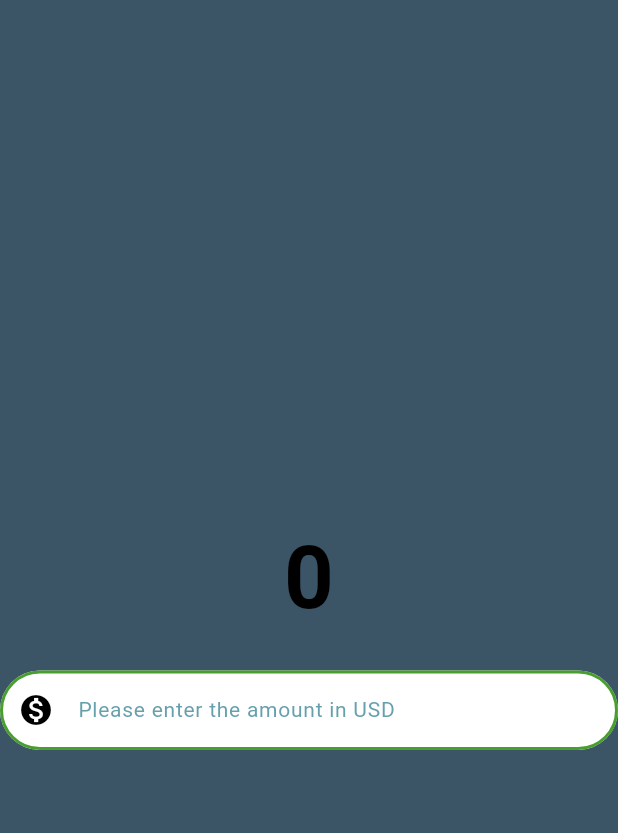
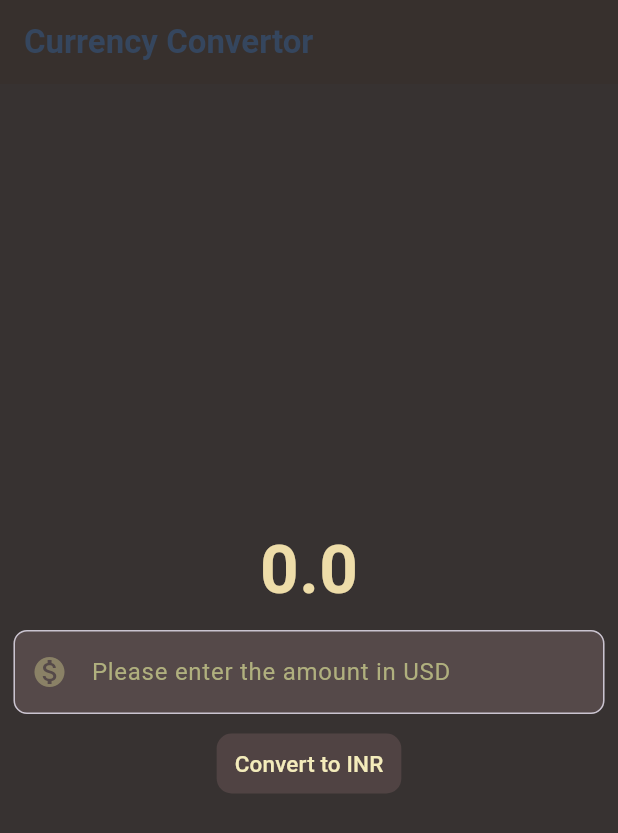
Before and after one commit to danishq/Currency_converter, a Flutter app: the screen it shows after launch, on a phone screen of 412 x 824 dp. Shown: the top 833 px of the screen. Run offline on Flutter 3.47's test engine with Material 3 defaults, Android fonts, the phone set to English and light mode, and no system bars.

Commit message:
currency Updated

```diff
--- /dev/null
+++ b/lib/currency_converter.dart
@@ -0,0 +1,102 @@
+import 'package:flutter/material.dart';
+
+class CurrencyConverter extends StatefulWidget {
+  const CurrencyConverter({super.key});
+
+  @override
+  State<CurrencyConverter> createState() => _CurrencyConverterState();
+}
+
+class _CurrencyConverterState extends State<CurrencyConverter> {
+double result = 0;
+  final TextEditingController textEditingController = TextEditingController();
+  void convert() {
+    setState(() {
+      result = double.parse(textEditingController.text) * 81;
+    });
+  }
+
+  @override
+  Widget build(BuildContext context) {
+    print('build fn');
+    var clickHere = 'Convert to INR';
+    final border = OutlineInputBorder(
+      borderRadius: BorderRadius.all(Radius.circular(9)),
+      borderSide: BorderSide(color: Colors.brown),
+    );
+    final enterField = Padding(
+      padding: const EdgeInsets.all(9.0),
+      child: TextField(
+        controller: textEditingController,
+        style: TextStyle(color: const Color.fromARGB(255, 194, 180, 140)),
+        decoration: InputDecoration(
+          label: Text(
+            'Please enter the amount in USD',
+
+            style: TextStyle(color: const Color.fromARGB(255, 176, 176, 126)),
+          ),
+          prefixIcon: Icon(Icons.monetization_on),
+          prefixIconColor: const Color.fromARGB(255, 138, 129, 102),
+          filled: true,
+          fillColor: const Color.fromARGB(255, 85, 73, 73),
+          border: border,
+          focusedBorder: border,
+        ),
+        keyboardType: TextInputType.numberWithOptions(decimal: true),
+      ),
+    );
+    final emptyButton = TextButton(
+      onPressed: () {
+        convert();
+      },
+      style: ButtonStyle(
+        backgroundColor: WidgetStatePropertyAll(
+          Color.fromARGB(255, 80, 67, 67),
+        ),
+        foregroundColor: WidgetStatePropertyAll(
+          const Color.fromARGB(255, 244, 236, 187),
+        ),
+        shape: WidgetStatePropertyAll(
+          RoundedRectangleBorder(borderRadius: BorderRadius.circular(10)),
+        ),
+      ),
+      child: Text(
+        clickHere,
+        style: TextStyle(
+          fontSize: 15,
+          //color: const Color.fromARGB(255, 211, 200, 168),
+        ),
+      ),
+      //shape: OutlinedBorder(borderRadius: BorderRadius.all(Radius.circular(30)),),
+    );
+    final textHead = Text(
+      result.toString(),
+      style: const TextStyle(
+        fontSize: 45,
+        fontWeight: FontWeight.bold,
+        color: Color.fromARGB(255, 238, 221, 169),
+      ),
+    );
+
+    return Scaffold(
+      appBar: AppBar(
+        backgroundColor: const Color.fromARGB(255, 55, 48, 45),
+        title: Text(
+          'Currency Convertor',
+          style: TextStyle(
+            fontWeight: FontWeight.bold,
+            color: const Color.fromARGB(255, 53, 70, 94),
+          ),
+        ),
+      ),
+      backgroundColor: const Color.fromARGB(255, 55, 50, 49),
+      body: Center(
+        child: Column(
+          mainAxisAlignment: MainAxisAlignment.center,
+          crossAxisAlignment: CrossAxisAlignment.center,
+          children: [textHead, enterField, emptyButton],
+        ),
+      ),
+    );
+  }
+}
--- a/lib/currency_converter_material.dart
+++ /dev/null
@@ -1,73 +0,0 @@
-import 'package:flutter/material.dart';
-
-class CurrencyConverterMaterial extends StatelessWidget {
-  const CurrencyConverterMaterial({super.key});
-
-  @override
-  Widget build(BuildContext context) {
-    return Scaffold(
-      backgroundColor: Colors.blueGrey,
-      body: Center(
-        child: ColoredBox(
-          color: Color.fromARGB(107, 8, 30, 53),
-          child: Column(
-            mainAxisAlignment: MainAxisAlignment.center,
-            crossAxisAlignment: CrossAxisAlignment.center,
-            children: [
-              Padding(
-                padding: EdgeInsets.all(20),
-                child: Text(
-                  '0',
-                  style: TextStyle(
-                    fontSize: 58,
-                    fontWeight: FontWeight.bold,
-                    color: Color.fromARGB(255, 0, 0, 0),
-                  ),
-                ),
-              ),
-
-              TextField(
-                style: TextStyle(
-                  color: Color.fromARGB(255, 0, 0, 0),
-                  fontSize: 14,
-                  fontWeight: FontWeight.normal,
-                ),
-
-                decoration: InputDecoration(
-                  hintText: 'Please enter the amount in USD',
-                  hintStyle: TextStyle(
-                    color: Color.fromARGB(200, 60, 134, 149),
-                  ),
-                  prefixIcon: Icon(Icons.monetization_on),
-                  prefixIconColor: Color.fromARGB(255, 0, 0, 0),
-                  filled: true,
-                  fillColor: Colors.white,
-
-                  focusedBorder: OutlineInputBorder(
-                    borderSide: BorderSide(
-                      color: const Color.fromARGB(255, 30, 61, 155),
-                      width: 2.0,
-                      style: BorderStyle.solid,
-                    ),
-
-                    borderRadius: BorderRadius.all(Radius.circular(40)),
-                  ),
-
-                  enabledBorder: OutlineInputBorder(
-                    borderSide: BorderSide(
-                      color: const Color.fromARGB(255, 72, 158, 46),
-                      width: 2.0,
-                      style: BorderStyle.solid,
-                    ),
-
-                    borderRadius: BorderRadius.all(Radius.circular(40)),
-                  ),
-                ),
-              ),
-            ],
-          ),
-        ),
-      ),
-    );
-  }
-}
--- a/lib/main.dart
+++ b/lib/main.dart
@@ -1,17 +1,20 @@
 import 'package:flutter/material.dart';
-import 'package:currency_converter/currency_converter_material.dart';
+import 'package:currency_converter/currency_converter.dart';
 
 void main(){
-  runApp(const MyApp());
+  runApp(CurrencyConvertorApp());
 }
 
-class MyApp extends StatelessWidget{
-  const MyApp({super.key});
-  //const MyApp ({Key? key}) : super(key: key);
+class CurrencyConvertorApp extends StatelessWidget {
+  const CurrencyConvertorApp({super.key});
+
   @override
   Widget build(BuildContext context) {
-    return const MaterialApp(
-      home:CurrencyConverterMaterial(),
+    return  MaterialApp(
+      theme: ThemeData.dark(
+        useMaterial3: true,
+      ),
+      home: CurrencyConverter(),
     );
   }
 }
```
